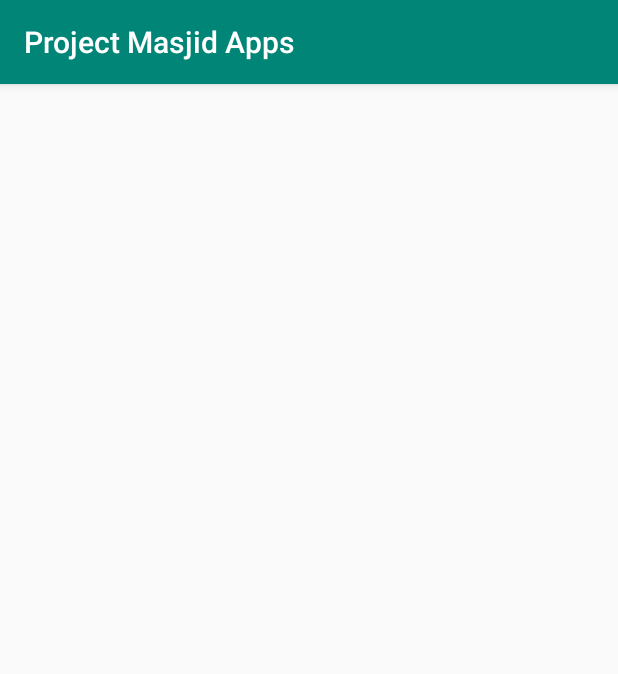
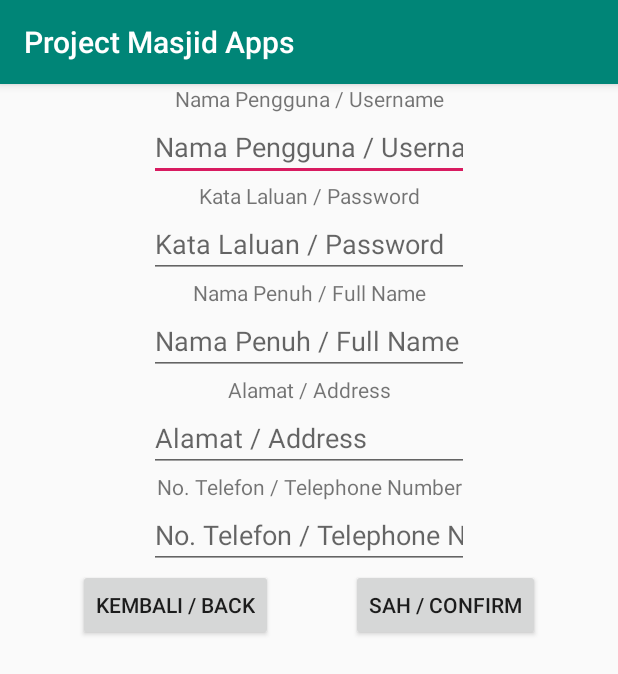
Before and after one commit to bomohit/Masjid-App, an Android app: the RegisterMain screen opened directly, with no data from a screen before it, on a phone screen of 412 x 824 dp. Shown: the top 674 px of the screen. Run offline under Robolectric (Android 15) with nearby library versions, the phone set to English and light mode, and no system bars.

Commit message:
create basic ui for register

```diff
--- a/app/src/main/res/layout/register_main.xml
+++ b/app/src/main/res/layout/register_main.xml
@@ -1,6 +1,127 @@
 <?xml version="1.0" encoding="utf-8"?>
-<androidx.constraintlayout.widget.ConstraintLayout
-    xmlns:android="http://schemas.android.com/apk/res/android" android:layout_width="match_parent"
+<androidx.constraintlayout.widget.ConstraintLayout xmlns:android="http://schemas.android.com/apk/res/android"
+    xmlns:app="http://schemas.android.com/apk/res-auto"
+    xmlns:tools="http://schemas.android.com/tools"
+    android:layout_width="match_parent"
     android:layout_height="match_parent">
 
+    <EditText
+        android:id="@+id/inputUsername"
+        android:layout_width="wrap_content"
+        android:layout_height="wrap_content"
+        android:ems="10"
+        android:hint="Nama Pengguna / Username"
+        android:inputType="textPersonName"
+        app:layout_constraintEnd_toEndOf="parent"
+        app:layout_constraintStart_toStartOf="parent"
+        app:layout_constraintTop_toBottomOf="@+id/textView" />
+
+    <TextView
+        android:id="@+id/textView"
+        android:layout_width="wrap_content"
+        android:layout_height="wrap_content"
+        android:text="Nama Pengguna / Username"
+        app:layout_constraintEnd_toEndOf="parent"
+        app:layout_constraintStart_toStartOf="parent"
+        app:layout_constraintTop_toTopOf="parent" />
+
+    <TextView
+        android:id="@+id/textView2"
+        android:layout_width="wrap_content"
+        android:layout_height="wrap_content"
+        android:text="Kata Laluan / Password"
+        app:layout_constraintEnd_toEndOf="parent"
+        app:layout_constraintStart_toStartOf="parent"
+        app:layout_constraintTop_toBottomOf="@+id/inputUsername" />
+
+    <EditText
+        android:id="@+id/inputPassword"
+        android:layout_width="wrap_content"
+        android:layout_height="wrap_content"
+        android:ems="10"
+        android:hint="Kata Laluan / Password"
+        android:inputType="textPersonName"
+        app:layout_constraintEnd_toEndOf="parent"
+        app:layout_constraintStart_toStartOf="parent"
+        app:layout_constraintTop_toBottomOf="@+id/textView2" />
+
+    <TextView
+        android:id="@+id/textView4"
+        android:layout_width="wrap_content"
+        android:layout_height="wrap_content"
+        android:text="Nama Penuh / Full Name"
+        app:layout_constraintEnd_toEndOf="parent"
+        app:layout_constraintStart_toStartOf="parent"
+        app:layout_constraintTop_toBottomOf="@+id/inputPassword" />
+
+    <EditText
+        android:id="@+id/inputFullName"
+        android:layout_width="wrap_content"
+        android:layout_height="wrap_content"
+        android:ems="10"
+        android:hint="Nama Penuh / Full Name"
+        android:inputType="textPersonName"
+        app:layout_constraintEnd_toEndOf="parent"
+        app:layout_constraintStart_toStartOf="parent"
+        app:layout_constraintTop_toBottomOf="@+id/textView4" />
+
+    <TextView
+        android:id="@+id/textView5"
+        android:layout_width="wrap_content"
+        android:layout_height="wrap_content"
+        android:text="Alamat / Address"
+        app:layout_constraintEnd_toEndOf="parent"
+        app:layout_constraintStart_toStartOf="parent"
+        app:layout_constraintTop_toBottomOf="@+id/inputFullName" />
+
+    <EditText
+        android:id="@+id/inputAddress"
+        android:layout_width="wrap_content"
+        android:layout_height="wrap_content"
+        android:ems="10"
+        android:hint="Alamat / Address"
+        android:inputType="textPersonName"
+        app:layout_constraintEnd_toEndOf="parent"
+        app:layout_constraintStart_toStartOf="parent"
+        app:layout_constraintTop_toBottomOf="@+id/textView5" />
+
+    <TextView
+        android:id="@+id/textView6"
+        android:layout_width="wrap_content"
+        android:layout_height="wrap_content"
+        android:text="No. Telefon / Telephone Number"
+        app:layout_constraintEnd_toEndOf="parent"
+        app:layout_constraintStart_toStartOf="parent"
+        app:layout_constraintTop_toBottomOf="@+id/inputAddress" />
+
+    <EditText
+        android:id="@+id/inputPhoneNo"
+        android:layout_width="wrap_content"
+        android:layout_height="wrap_content"
+        android:ems="10"
+        android:hint="No. Telefon / Telephone Number"
+        android:inputType="textPersonName"
+        app:layout_constraintEnd_toEndOf="parent"
+        app:layout_constraintStart_toStartOf="parent"
+        app:layout_constraintTop_toBottomOf="@+id/textView6" />
+
+    <Button
+        android:id="@+id/buttonBack"
+        android:layout_width="wrap_content"
+        android:layout_height="wrap_content"
+        android:text="Kembali / Back"
+        app:layout_constraintEnd_toStartOf="@+id/buttonConfirm"
+        app:layout_constraintHorizontal_bias="0.5"
+        app:layout_constraintStart_toStartOf="parent"
+        app:layout_constraintTop_toBottomOf="@+id/inputPhoneNo" />
+
+    <Button
+        android:id="@+id/buttonConfirm"
+        android:layout_width="wrap_content"
+        android:layout_height="wrap_content"
+        android:text="Sah / Confirm"
+        app:layout_constraintEnd_toEndOf="parent"
+        app:layout_constraintHorizontal_bias="0.5"
+        app:layout_constraintStart_toEndOf="@+id/buttonBack"
+        app:layout_constraintTop_toBottomOf="@+id/inputPhoneNo" />
 </androidx.constraintlayout.widget.ConstraintLayout>
```
